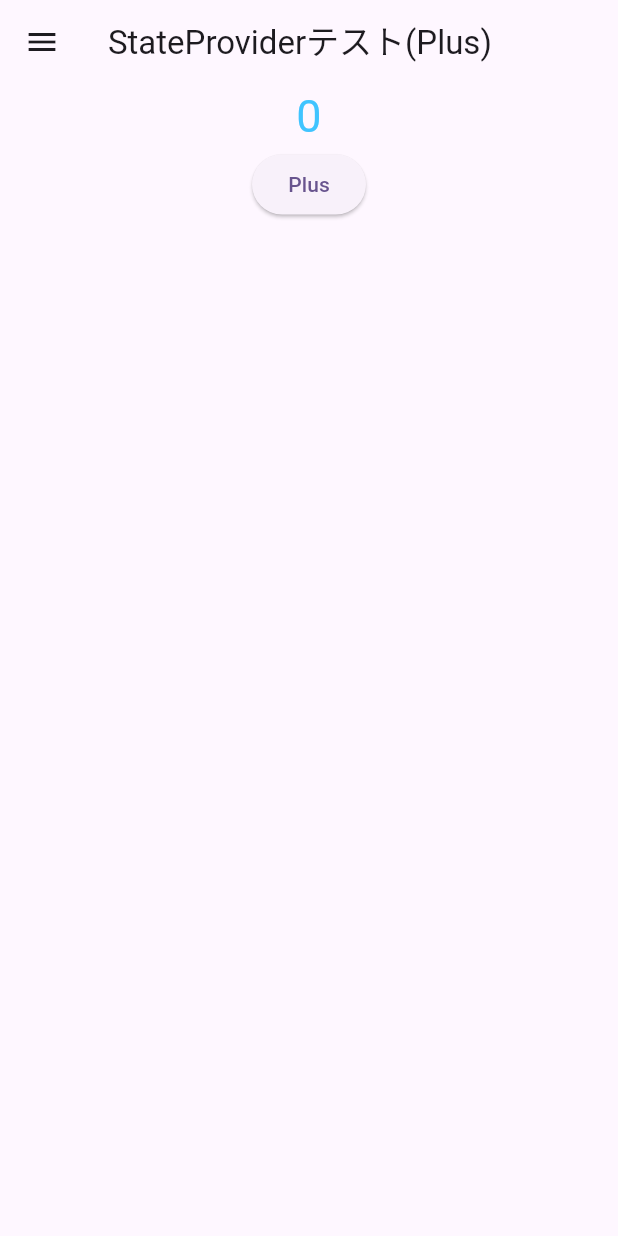
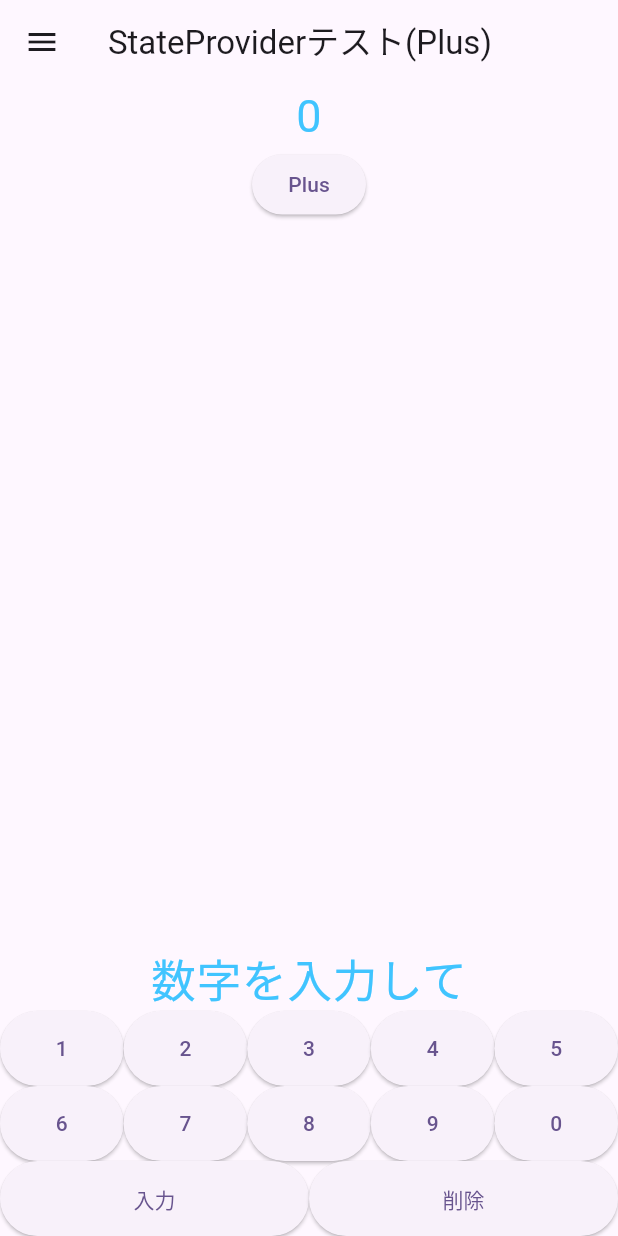
Before and after one commit to will-of-work-80/flutter-test, a Flutter app: the StateProviderTestPage screen opened directly, on a phone screen of 412 x 824 dp. Run offline on Flutter 3.47's test engine with Material 3 defaults, Android fonts, the phone set to English and light mode, and no system bars; our stand-ins replace cached_network_image, flutter_riverpod, freezed_annotation, webview_flutter.

Commit message:
足し算に必要なボタンを配置する（画面の一番下に配置）

```diff
--- a/lib/state_provider_test.dart
+++ b/lib/state_provider_test.dart
@@ -2,8 +2,14 @@ import 'package:flutter/material.dart';
 import 'package:flutter_riverpod/flutter_riverpod.dart';
 import 'package:flutter_application_test/navigation.dart';
 
+final numberStrDefault = "数字を入力して";
+
 final countProvider = StateProvider<int>((ref) {
   return 0;
+});
+
+final strProvider = StateProvider<String>((ref) {
+  return numberStrDefault;
 });
 
 // ConsumerWidget
@@ -16,14 +22,28 @@ class StateProviderTestPage extends ConsumerWidget {
   Widget build(BuildContext context, WidgetRef ref) {
     // 状態管理している値を取得する
     final countState = ref.watch(countProvider);
+    final strState = ref.watch(strProvider);
+
     // 状態管理している値を操作できるようにする
     final countNotifier = ref.watch(countProvider.notifier);
+    final strNotifier = ref.watch(strProvider.notifier);
+    // 画面の横幅を取得する
+    final viewWidthSize = MediaQuery.of(context).size;
+    // ボタンの横幅
+    final numberButtonWidthSize = viewWidthSize.width * 0.2;
+
     return Scaffold(
       appBar: AppBar(
         title: Text('StateProviderテスト(Plus)'),
       ),
       drawer: NavigationComponentWidget(),
       body: Column(
+        // 画面の一番下に表示するため、指定
+        mainAxisAlignment: MainAxisAlignment.end,
+        children: [
+          // 画面の下に表示したくない物はこちらに指定
+          Expanded(
+            child: Column(
               children: [
                 Center(
                   child: Text('$countState',
@@ -40,8 +60,112 @@ class StateProviderTestPage extends ConsumerWidget {
                 ),
               ],
             ),
+          ),
+          SizedBox(height: 20),
+          Center(
+            child: Text(strState,
+                style: const TextStyle(
+                    fontSize: 30, color: Colors.lightBlueAccent)),
+          ),
+          SizedBox(
+            height: 50,
+            child: Row(
+              children: [
+                numberButton(context, numberButtonWidthSize, '1', strNotifier),
+                numberButton(context, numberButtonWidthSize, '2', strNotifier),
+                numberButton(context, numberButtonWidthSize, '3', strNotifier),
+                numberButton(context, numberButtonWidthSize, '4', strNotifier),
+                numberButton(context, numberButtonWidthSize, '5', strNotifier),
+              ],
+            ),
+          ),
+          SizedBox(
+            height: 50,
+            child: Row(
+              children: [
+                numberButton(context, numberButtonWidthSize, '6', strNotifier),
+                numberButton(context, numberButtonWidthSize, '7', strNotifier),
+                numberButton(context, numberButtonWidthSize, '8', strNotifier),
+                numberButton(context, numberButtonWidthSize, '9', strNotifier),
+                numberButton(context, numberButtonWidthSize, '0', strNotifier),
+              ],
+            ),
+          ),
+          SizedBox(
+            height: 50,
+            child: Row(
+              children: [
+                ElevatedButton(
+                  onPressed: () {
+                    showDialog<void>(
+                        context: context,
+                        builder: (_) {
+                          return AlertDialog(
+                            title: Text('まだ機能未実装',
+                                style: TextStyle(
+                                  fontSize: 20,
+                                )),
+                          );
+                        });
+                  },
+                  style: ElevatedButton.styleFrom(
+                    fixedSize: Size(
+                      viewWidthSize.width * 0.5,
+                      50,
+                    ),
+                  ),
+                  child: Text('入力'),
+                ),
+                ElevatedButton(
+                  onPressed: () {
+                    strNotifier.state = numberStrDefault;
+                  },
+                  style: ElevatedButton.styleFrom(
+                    fixedSize: Size(
+                      viewWidthSize.width * 0.5,
+                      50,
+                    ),
+                  ),
+                  child: Text('削除'),
+                ),
+              ],
+            ),
+          ),
+        ],
+      ),
     );
   }
+}
+
+Widget numberButton(BuildContext context, double width, String number,
+    StateController<String> controller) {
+  return ElevatedButton(
+    onPressed: () {
+      if (controller.state == numberStrDefault) {
+        controller.state = number;
+      } else if (controller.state.length == 2) {
+        showDialog<void>(
+            context: context,
+            builder: (_) {
+              return AlertDialog(
+                title: Text('これ以上入力できません。',
+                    style: TextStyle(
+                      fontSize: 20,
+                    )),
+              );
+            });
+      } else {
+        controller.state = controller.state + number;
+      }
+    },
+    style: ElevatedButton.styleFrom(
+      fixedSize: Size(
+        width,
+        50,
+      ),
+    ),
+    child: Text(number),
+  );
 }
 
 // Comsumer
```
Also changed, not shown: 1 other file. Lines whose indentation alone changed are shown as unchanged.
